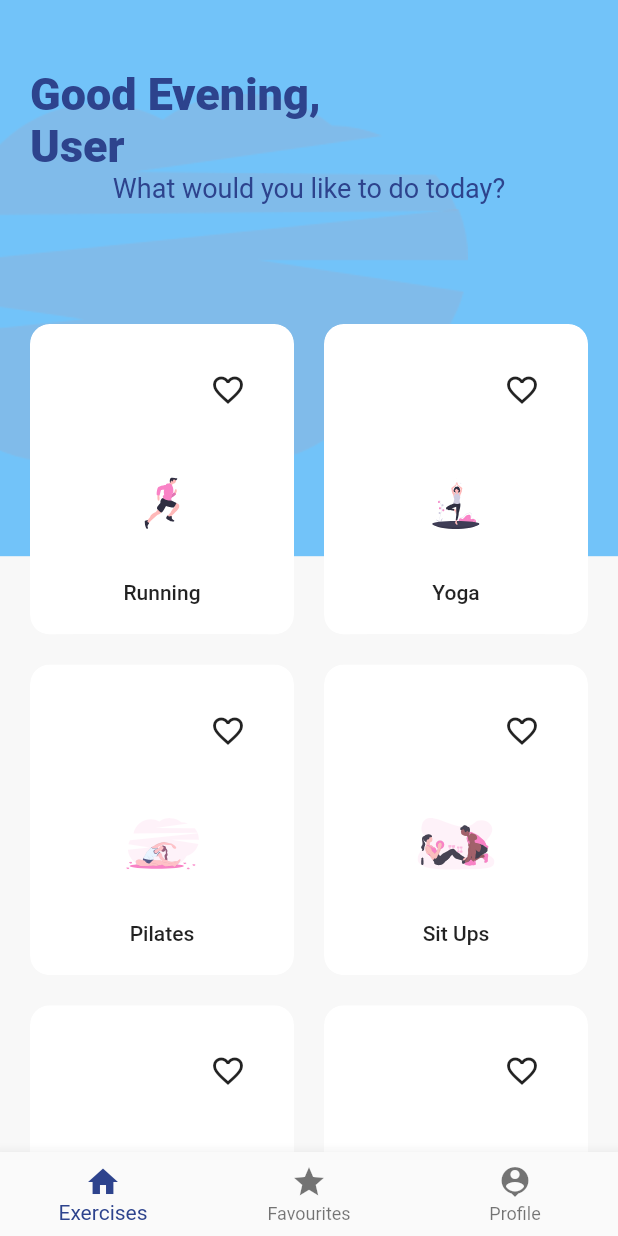
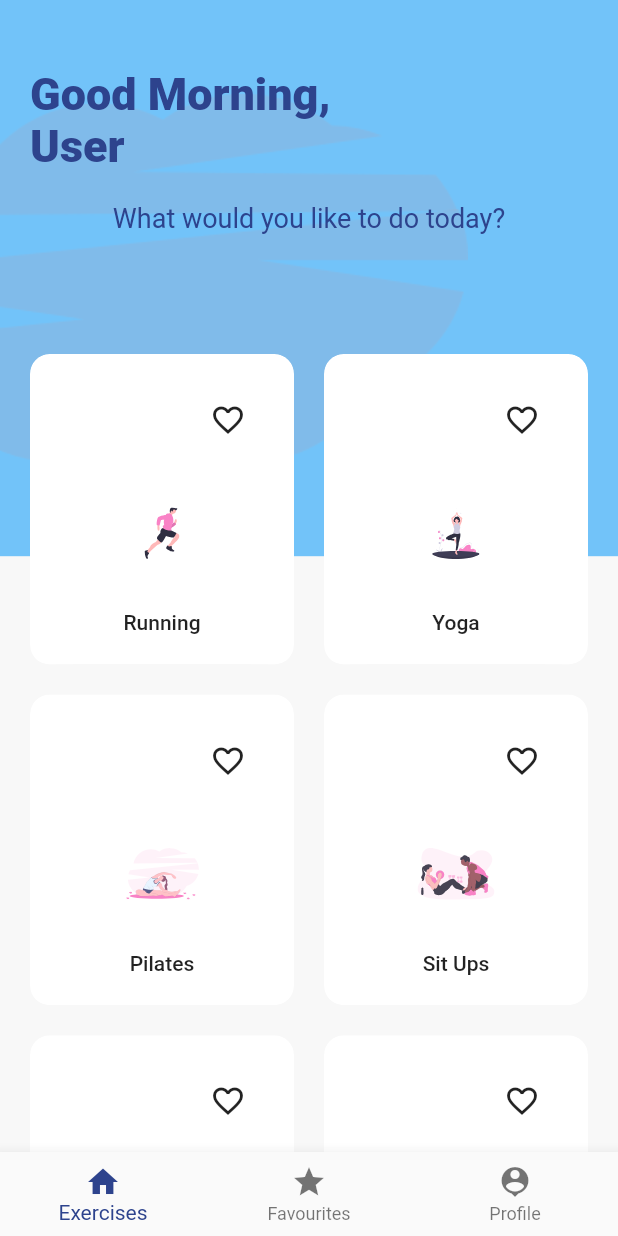
Before and after one commit to hngi/Team-wonderwoman-mobile, a Flutter app: the screen it shows after launch, on a phone screen of 412 x 824 dp. Run offline on Flutter 3.47's test engine with Material 2 defaults, Android fonts, the phone set to English and light mode, and no system bars; our stand-ins replace flutter_svg; Roboto replaces fonts that are missing (Work Sans/WorkSans-Bold, Work Sans/WorkSans-Regular).

Commit message:
Added date time

```diff
--- a/lib/screens/home.dart
+++ b/lib/screens/home.dart
@@ -3,8 +3,7 @@ import 'package:flutter/cupertino.dart';
 import 'package:flutter/material.dart';
 import 'package:ifitness/widgets/bottom_navigation.dart';
 import 'package:ifitness/widgets/category_card.dart';
-import 'excercise.dart';
-
+import 'package:intl/intl.dart';
 class HomePage extends StatefulWidget {
   @override
   _HomePageState createState() => _HomePageState();
@@ -15,7 +14,7 @@ class _HomePageState extends State<HomePage> {
   Widget build(BuildContext context) {
     var size=MediaQuery.of(context)
     .size; // this will give us the total height and width of our device.
-    print(size);
+    String greetingTime=greeting();
     return Scaffold(
 
       bottomNavigationBar: BottomNavigation(),
@@ -40,7 +39,7 @@ class _HomePageState extends State<HomePage> {
                     crossAxisAlignment: CrossAxisAlignment.start,
                       children: <Widget>[
                         SizedBox(height:45.0),
-                        Text('Good Evening, \nUser',
+                        Text('$greetingTime, \nUser',
                         style: TextStyle(
                           fontWeight: FontWeight.w900,
                           fontFamily: 'Work Sans/WorkSans-Bold',
@@ -48,6 +47,7 @@ class _HomePageState extends State<HomePage> {
                           color: Color(0xff2d438d),
 
                         ),),
+                        SizedBox(height: 20.0),
                         Center(
                           child: Text('What would you like to do today?',
                           style: TextStyle(
@@ -128,4 +128,18 @@ class _HomePageState extends State<HomePage> {
 
     );
   }
+
+  String greeting(){
+    var now = new DateTime.now();
+    var currentTime=now.hour;
+    if(currentTime < 12){
+      return 'Good Morning';
+    }
+    else if (currentTime > 12 && currentTime < 17){
+      return 'Good Afternoon';
+    }
+    else{
+      return 'Good Evening';
+    }
+  }
 }
--- a/pubspec.yaml
+++ b/pubspec.yaml
@@ -29,6 +29,7 @@ dependencies:
   # Use with the CupertinoIcons class for iOS style icons.
   cupertino_icons: ^0.1.3
   flutter_svg: ^0.17.4
+  intl: ^0.16.1
 
 dev_dependencies:
   flutter_test:
```
Also changed, not shown: pubspec.lock.
